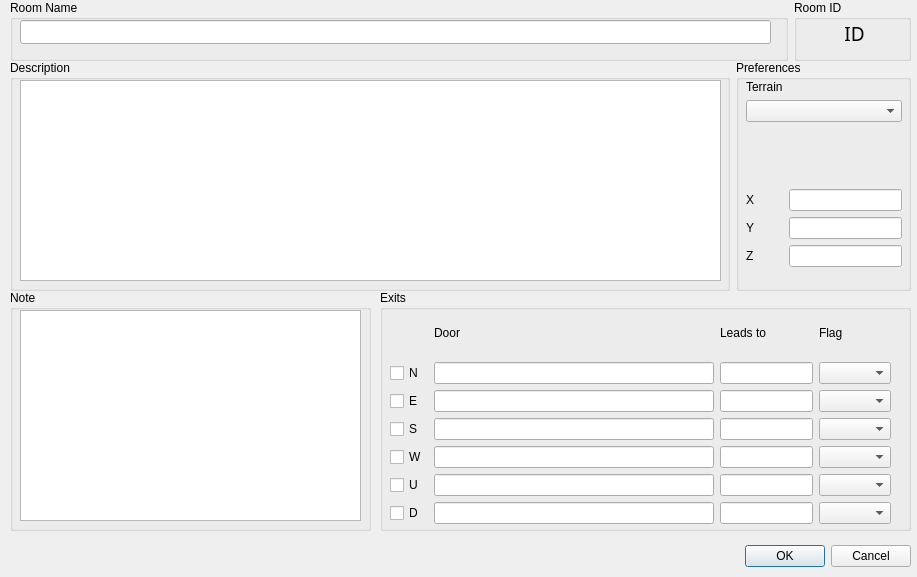
The window that src/roomedit.ui (zpc930/pandoramapper) describes before a commit, drawn with Qt 5.
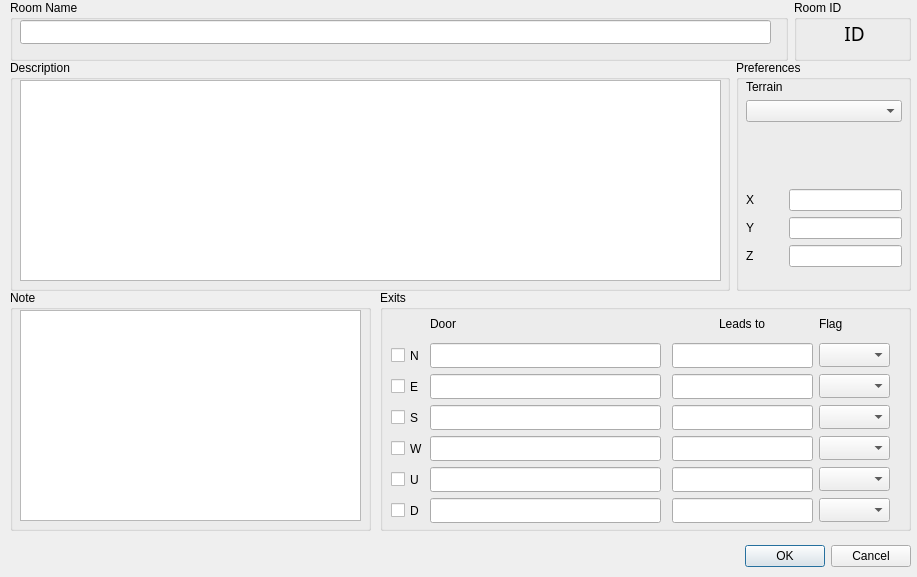
The same window after the commit.

Commit message: added: If you add new edit in Edit Room dialog, you can now click on the room you want the new connection to lead to. (you have to set the exit type to NONE first though)

Diff of the .ui file:
```diff
--- a/src/roomedit.ui
+++ b/src/roomedit.ui
@@ -13,9 +13,7 @@
    </rect>
   </property>
   <property name="sizePolicy" >
-   <sizepolicy>
-    <hsizetype>7</hsizetype>
-    <vsizetype>7</vsizetype>
+   <sizepolicy vsizetype="Expanding" hsizetype="Expanding" >
     <horstretch>0</horstretch>
     <verstretch>0</verstretch>
    </sizepolicy>
@@ -391,9 +389,7 @@
     </rect>
    </property>
    <property name="sizePolicy" >
-    <sizepolicy>
-     <hsizetype>5</hsizetype>
-     <vsizetype>5</vsizetype>
+    <sizepolicy vsizetype="Preferred" hsizetype="Preferred" >
      <horstretch>13</horstretch>
      <verstretch>0</verstretch>
     </sizepolicy>
@@ -411,206 +407,347 @@
      </rect>
     </property>
    </widget>
-   <widget class="QWidget" name="layoutWidget" >
+   <widget class="QCheckBox" name="checkBox_S" >
     <property name="geometry" >
      <rect>
-      <x>10</x>
-      <y>20</y>
-      <width>501</width>
-      <height>214</height>
+      <x>11</x>
+      <y>117</y>
+      <width>33</width>
+      <height>21</height>
      </rect>
     </property>
-    <layout class="QGridLayout" >
-     <property name="margin" >
-      <number>0</number>
-     </property>
-     <property name="spacing" >
-      <number>6</number>
-     </property>
-     <item row="6" column="2" >
-      <widget class="QLineEdit" name="lineEdit_leadD" />
-     </item>
-     <item row="3" column="3" >
-      <widget class="QComboBox" name="comboBox_S" />
-     </item>
-     <item row="4" column="0" >
-      <widget class="QCheckBox" name="checkBox_W" >
-       <property name="text" >
-        <string>W</string>
-       </property>
-      </widget>
-     </item>
-     <item row="2" column="1" >
-      <widget class="QLineEdit" name="lineEdit_dooreast" >
-       <property name="sizePolicy" >
-        <sizepolicy>
-         <hsizetype>7</hsizetype>
-         <vsizetype>0</vsizetype>
-         <horstretch>2</horstretch>
-         <verstretch>0</verstretch>
-        </sizepolicy>
-       </property>
-      </widget>
-     </item>
-     <item row="5" column="3" >
-      <widget class="QComboBox" name="comboBox_U" />
-     </item>
-     <item row="3" column="0" >
-      <widget class="QCheckBox" name="checkBox_S" >
-       <property name="text" >
-        <string>S</string>
-       </property>
-      </widget>
-     </item>
-     <item row="0" column="1" >
-      <widget class="QLabel" name="label" >
-       <property name="text" >
-        <string>Door</string>
-       </property>
-      </widget>
-     </item>
-     <item row="6" column="3" >
-      <widget class="QComboBox" name="comboBox_D" />
-     </item>
-     <item row="2" column="3" >
-      <widget class="QComboBox" name="comboBox_E" />
-     </item>
-     <item row="0" column="2" >
-      <widget class="QLabel" name="label_3" >
-       <property name="text" >
-        <string>Leads to</string>
-       </property>
-      </widget>
-     </item>
-     <item row="1" column="1" >
-      <widget class="QLineEdit" name="lineEdit_doornorth" >
-       <property name="enabled" >
-        <bool>true</bool>
-       </property>
-       <property name="sizePolicy" >
-        <sizepolicy>
-         <hsizetype>7</hsizetype>
-         <vsizetype>0</vsizetype>
-         <horstretch>3</horstretch>
-         <verstretch>0</verstretch>
-        </sizepolicy>
-       </property>
-      </widget>
-     </item>
-     <item row="1" column="0" >
-      <widget class="QCheckBox" name="checkBox_N" >
-       <property name="text" >
-        <string>N</string>
-       </property>
-      </widget>
-     </item>
-     <item row="6" column="1" >
-      <widget class="QLineEdit" name="lineEdit_doordown" >
-       <property name="sizePolicy" >
-        <sizepolicy>
-         <hsizetype>7</hsizetype>
-         <vsizetype>0</vsizetype>
-         <horstretch>2</horstretch>
-         <verstretch>0</verstretch>
-        </sizepolicy>
-       </property>
-      </widget>
-     </item>
-     <item row="5" column="0" >
-      <widget class="QCheckBox" name="checkBox_U" >
-       <property name="text" >
-        <string>U</string>
-       </property>
-      </widget>
-     </item>
-     <item row="5" column="1" >
-      <widget class="QLineEdit" name="lineEdit_doorup" >
-       <property name="sizePolicy" >
-        <sizepolicy>
-         <hsizetype>7</hsizetype>
-         <vsizetype>0</vsizetype>
-         <horstretch>2</horstretch>
-         <verstretch>0</verstretch>
-        </sizepolicy>
-       </property>
-      </widget>
-     </item>
-     <item row="2" column="0" >
-      <widget class="QCheckBox" name="checkBox_E" >
-       <property name="text" >
-        <string>E</string>
-       </property>
-      </widget>
-     </item>
-     <item row="2" column="2" >
-      <widget class="QLineEdit" name="lineEdit_leadE" />
-     </item>
-     <item row="1" column="3" >
-      <widget class="QComboBox" name="comboBox_N" />
-     </item>
-     <item row="6" column="0" >
-      <widget class="QCheckBox" name="checkBox_D" >
-       <property name="text" >
-        <string>D</string>
-       </property>
-      </widget>
-     </item>
-     <item row="1" column="2" >
-      <widget class="QLineEdit" name="lineEdit_leadN" >
-       <property name="sizePolicy" >
-        <sizepolicy>
-         <hsizetype>7</hsizetype>
-         <vsizetype>0</vsizetype>
-         <horstretch>1</horstretch>
-         <verstretch>0</verstretch>
-        </sizepolicy>
-       </property>
-      </widget>
-     </item>
-     <item row="3" column="2" >
-      <widget class="QLineEdit" name="lineEdit_leadS" />
-     </item>
-     <item row="4" column="2" >
-      <widget class="QLineEdit" name="lineEdit_leadW" />
-     </item>
-     <item row="3" column="1" >
-      <widget class="QLineEdit" name="lineEdit_doorsouth" >
-       <property name="sizePolicy" >
-        <sizepolicy>
-         <hsizetype>7</hsizetype>
-         <vsizetype>0</vsizetype>
-         <horstretch>2</horstretch>
-         <verstretch>0</verstretch>
-        </sizepolicy>
-       </property>
-      </widget>
-     </item>
-     <item row="4" column="3" >
-      <widget class="QComboBox" name="comboBox_W" />
-     </item>
-     <item row="5" column="2" >
-      <widget class="QLineEdit" name="lineEdit_leadU" />
-     </item>
-     <item row="4" column="1" >
-      <widget class="QLineEdit" name="lineEdit_doorwest" >
-       <property name="sizePolicy" >
-        <sizepolicy>
-         <hsizetype>7</hsizetype>
-         <vsizetype>0</vsizetype>
-         <horstretch>2</horstretch>
-         <verstretch>0</verstretch>
-        </sizepolicy>
-       </property>
-      </widget>
-     </item>
-     <item row="0" column="3" >
-      <widget class="QLabel" name="label_4" >
-       <property name="text" >
-        <string>Flag</string>
-       </property>
-      </widget>
-     </item>
-    </layout>
+    <property name="text" >
+     <string>S</string>
+    </property>
+   </widget>
+   <widget class="QCheckBox" name="checkBox_W" >
+    <property name="geometry" >
+     <rect>
+      <x>11</x>
+      <y>148</y>
+      <width>33</width>
+      <height>21</height>
+     </rect>
+    </property>
+    <property name="text" >
+     <string>W</string>
+    </property>
+   </widget>
+   <widget class="QComboBox" name="comboBox_S" >
+    <property name="geometry" >
+     <rect>
+      <x>439</x>
+      <y>115</y>
+      <width>71</width>
+      <height>24</height>
+     </rect>
+    </property>
+   </widget>
+   <widget class="QComboBox" name="comboBox_U" >
+    <property name="geometry" >
+     <rect>
+      <x>439</x>
+      <y>177</y>
+      <width>71</width>
+      <height>24</height>
+     </rect>
+    </property>
+   </widget>
+   <widget class="QComboBox" name="comboBox_E" >
+    <property name="geometry" >
+     <rect>
+      <x>439</x>
+      <y>84</y>
+      <width>71</width>
+      <height>24</height>
+     </rect>
+    </property>
+   </widget>
+   <widget class="QComboBox" name="comboBox_D" >
+    <property name="geometry" >
+     <rect>
+      <x>439</x>
+      <y>208</y>
+      <width>71</width>
+      <height>24</height>
+     </rect>
+    </property>
+   </widget>
+   <widget class="QLabel" name="label_3" >
+    <property name="geometry" >
+     <rect>
+      <x>339</x>
+      <y>21</y>
+      <width>94</width>
+      <height>26</height>
+     </rect>
+    </property>
+    <property name="text" >
+     <string>Leads to</string>
+    </property>
+   </widget>
+   <widget class="QCheckBox" name="checkBox_N" >
+    <property name="geometry" >
+     <rect>
+      <x>11</x>
+      <y>55</y>
+      <width>33</width>
+      <height>21</height>
+     </rect>
+    </property>
+    <property name="text" >
+     <string>N</string>
+    </property>
+   </widget>
+   <widget class="QCheckBox" name="checkBox_U" >
+    <property name="geometry" >
+     <rect>
+      <x>11</x>
+      <y>179</y>
+      <width>33</width>
+      <height>21</height>
+     </rect>
+    </property>
+    <property name="text" >
+     <string>U</string>
+    </property>
+   </widget>
+   <widget class="QCheckBox" name="checkBox_E" >
+    <property name="geometry" >
+     <rect>
+      <x>11</x>
+      <y>86</y>
+      <width>33</width>
+      <height>21</height>
+     </rect>
+    </property>
+    <property name="text" >
+     <string>E</string>
+    </property>
+   </widget>
+   <widget class="QComboBox" name="comboBox_N" >
+    <property name="geometry" >
+     <rect>
+      <x>439</x>
+      <y>53</y>
+      <width>71</width>
+      <height>24</height>
+     </rect>
+    </property>
+   </widget>
+   <widget class="QCheckBox" name="checkBox_D" >
+    <property name="geometry" >
+     <rect>
+      <x>11</x>
+      <y>210</y>
+      <width>33</width>
+      <height>21</height>
+     </rect>
+    </property>
+    <property name="text" >
+     <string>D</string>
+    </property>
+   </widget>
+   <widget class="QComboBox" name="comboBox_W" >
+    <property name="geometry" >
+     <rect>
+      <x>439</x>
+      <y>146</y>
+      <width>71</width>
+      <height>24</height>
+     </rect>
+    </property>
+   </widget>
+   <widget class="QLabel" name="label_4" >
+    <property name="geometry" >
+     <rect>
+      <x>439</x>
+      <y>21</y>
+      <width>71</width>
+      <height>26</height>
+     </rect>
+    </property>
+    <property name="text" >
+     <string>Flag</string>
+    </property>
+   </widget>
+   <widget class="QLabel" name="label" >
+    <property name="geometry" >
+     <rect>
+      <x>50</x>
+      <y>21</y>
+      <width>283</width>
+      <height>26</height>
+     </rect>
+    </property>
+    <property name="text" >
+     <string>Door</string>
+    </property>
+   </widget>
+   <widget class="QLineEdit" name="lineEdit_doordown" >
+    <property name="geometry" >
+     <rect>
+      <x>50</x>
+      <y>208</y>
+      <width>231</width>
+      <height>25</height>
+     </rect>
+    </property>
+    <property name="sizePolicy" >
+     <sizepolicy vsizetype="Fixed" hsizetype="Expanding" >
+      <horstretch>2</horstretch>
+      <verstretch>0</verstretch>
+     </sizepolicy>
+    </property>
+   </widget>
+   <widget class="QLineEdit" name="lineEdit_doorup" >
+    <property name="geometry" >
+     <rect>
+      <x>50</x>
+      <y>177</y>
+      <width>231</width>
+      <height>25</height>
+     </rect>
+    </property>
+    <property name="sizePolicy" >
+     <sizepolicy vsizetype="Fixed" hsizetype="Expanding" >
+      <horstretch>2</horstretch>
+      <verstretch>0</verstretch>
+     </sizepolicy>
+    </property>
+   </widget>
+   <widget class="QLineEdit" name="lineEdit_doorwest" >
+    <property name="geometry" >
+     <rect>
+      <x>50</x>
+      <y>146</y>
+      <width>231</width>
+      <height>25</height>
+     </rect>
+    </property>
+    <property name="sizePolicy" >
+     <sizepolicy vsizetype="Fixed" hsizetype="Expanding" >
+      <horstretch>2</horstretch>
+      <verstretch>0</verstretch>
+     </sizepolicy>
+    </property>
+   </widget>
+   <widget class="QLineEdit" name="lineEdit_doorsouth" >
+    <property name="geometry" >
+     <rect>
+      <x>50</x>
+      <y>115</y>
+      <width>231</width>
+      <height>25</height>
+     </rect>
+    </property>
+    <property name="sizePolicy" >
+     <sizepolicy vsizetype="Fixed" hsizetype="Expanding" >
+      <horstretch>2</horstretch>
+      <verstretch>0</verstretch>
+     </sizepolicy>
+    </property>
+   </widget>
+   <widget class="QLineEdit" name="lineEdit_dooreast" >
+    <property name="geometry" >
+     <rect>
+      <x>50</x>
+      <y>84</y>
+      <width>231</width>
+      <height>25</height>
+     </rect>
+    </property>
+    <property name="sizePolicy" >
+     <sizepolicy vsizetype="Fixed" hsizetype="Expanding" >
+      <horstretch>2</horstretch>
+      <verstretch>0</verstretch>
+     </sizepolicy>
+    </property>
+   </widget>
+   <widget class="QLineEdit" name="lineEdit_doornorth" >
+    <property name="enabled" >
+     <bool>true</bool>
+    </property>
+    <property name="geometry" >
+     <rect>
+      <x>50</x>
+      <y>53</y>
+      <width>231</width>
+      <height>25</height>
+     </rect>
+    </property>
+    <property name="sizePolicy" >
+     <sizepolicy vsizetype="Fixed" hsizetype="Expanding" >
+      <horstretch>3</horstretch>
+      <verstretch>0</verstretch>
+     </sizepolicy>
+    </property>
+   </widget>
+   <widget class="QLineEdit" name="lineEdit_leadN" >
+    <property name="geometry" >
+     <rect>
+      <x>292</x>
+      <y>53</y>
+      <width>141</width>
+      <height>25</height>
+     </rect>
+    </property>
+    <property name="sizePolicy" >
+     <sizepolicy vsizetype="Fixed" hsizetype="Expanding" >
+      <horstretch>1</horstretch>
+      <verstretch>0</verstretch>
+     </sizepolicy>
+    </property>
+   </widget>
+   <widget class="QLineEdit" name="lineEdit_leadE" >
+    <property name="geometry" >
+     <rect>
+      <x>292</x>
+      <y>84</y>
+      <width>141</width>
+      <height>25</height>
+     </rect>
+    </property>
+   </widget>
+   <widget class="QLineEdit" name="lineEdit_leadS" >
+    <property name="geometry" >
+     <rect>
+      <x>292</x>
+      <y>115</y>
+      <width>141</width>
+      <height>25</height>
+     </rect>
+    </property>
+   </widget>
+   <widget class="QLineEdit" name="lineEdit_leadW" >
+    <property name="geometry" >
+     <rect>
+      <x>292</x>
+      <y>146</y>
+      <width>141</width>
+      <height>25</height>
+     </rect>
+    </property>
+   </widget>
+   <widget class="QLineEdit" name="lineEdit_leadU" >
+    <property name="geometry" >
+     <rect>
+      <x>292</x>
+      <y>177</y>
+      <width>141</width>
+      <height>25</height>
+     </rect>
+    </property>
+   </widget>
+   <widget class="QLineEdit" name="lineEdit_leadD" >
+    <property name="geometry" >
+     <rect>
+      <x>292</x>
+      <y>208</y>
+      <width>141</width>
+      <height>25</height>
+     </rect>
+    </property>
    </widget>
   </widget>
  </widget>
```
Left out of the diff: 103 changed lines with no effect on the pictures. The commit also changes 5 other files.
